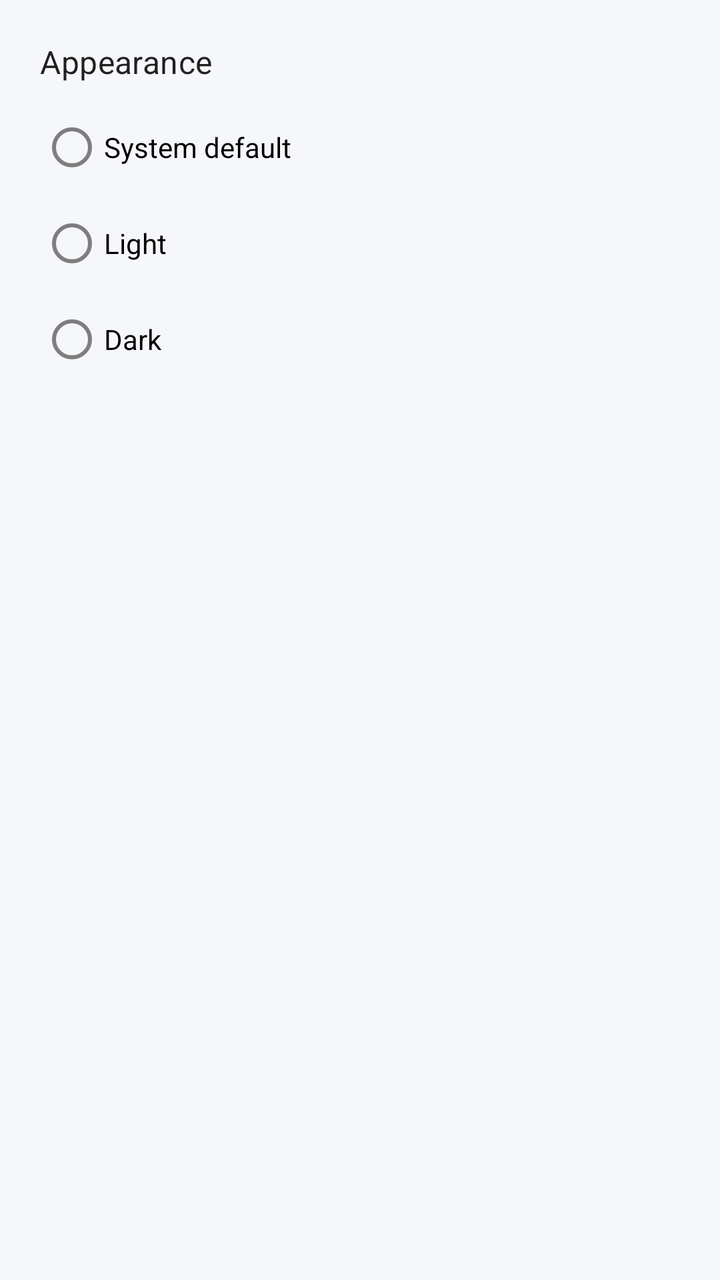
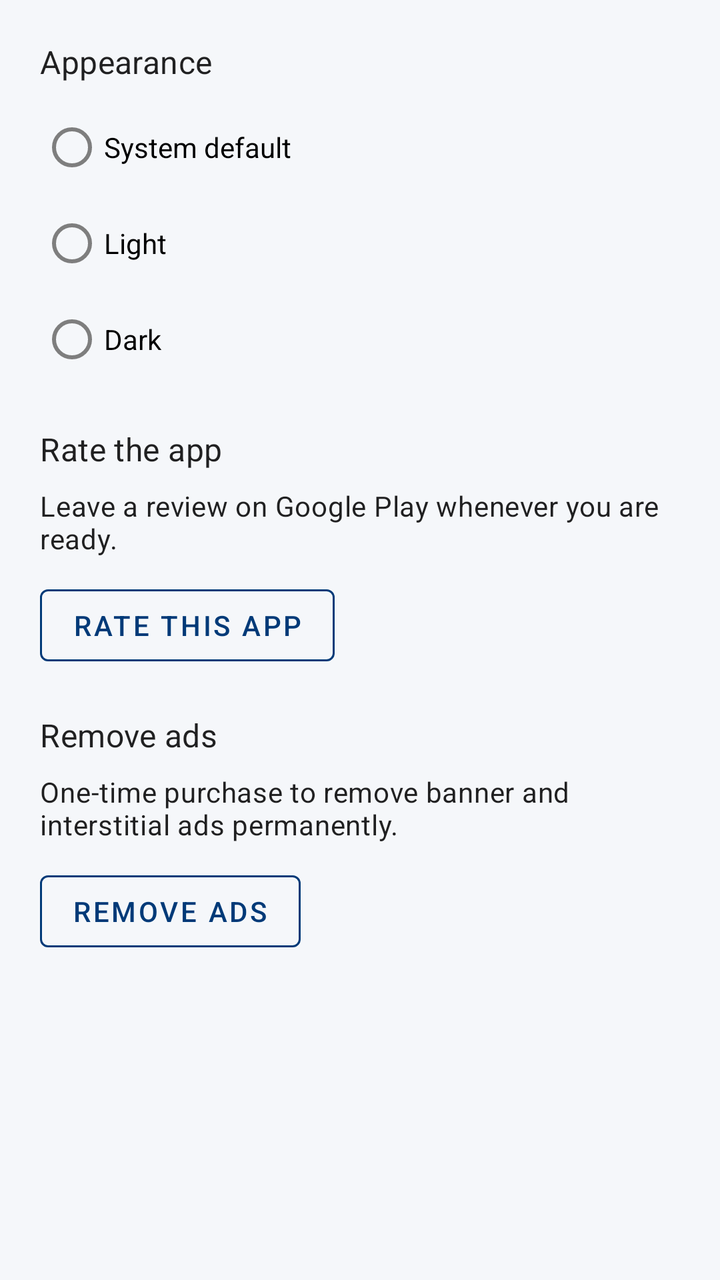

An Android layout rendered at two revisions. The XML below is the earlier revision; the diff shows what the commit changed to produce the second picture.
<!-- AndroidManifest.xml: application theme Theme.MOTHistory -->
<!-- res/layout/fragment_settings.xml -->
<?xml version="1.0" encoding="utf-8"?>
<LinearLayout xmlns:android="http://schemas.android.com/apk/res/android"
    android:layout_width="match_parent"
    android:layout_height="match_parent"
    android:orientation="vertical"
    android:padding="20dp">

    <TextView
        android:id="@+id/tv_theme_section_title"
        android:layout_width="match_parent"
        android:layout_height="wrap_content"
        android:text="@string/settings_theme_section_title"
        android:textAppearance="@style/TextAppearance.MaterialComponents.Subtitle1" />

    <RadioGroup
        android:id="@+id/rg_theme_mode"
        android:layout_width="match_parent"
        android:layout_height="wrap_content"
        android:layout_marginTop="8dp">

        <RadioButton
            android:id="@+id/rb_theme_system"
            android:layout_width="match_parent"
            android:layout_height="wrap_content"
            android:text="@string/theme_option_system" />

        <RadioButton
            android:id="@+id/rb_theme_light"
            android:layout_width="match_parent"
            android:layout_height="wrap_content"
            android:text="@string/theme_option_light" />

        <RadioButton
            android:id="@+id/rb_theme_dark"
            android:layout_width="match_parent"
            android:layout_height="wrap_content"
            android:text="@string/theme_option_dark" />
    </RadioGroup>

    <TextView
        android:id="@+id/tv_privacy_section_title"
        android:layout_width="match_parent"
        android:layout_height="wrap_content"
        android:layout_marginTop="20dp"
        android:text="@string/settings_privacy_section_title"
        android:textAppearance="@style/TextAppearance.MaterialComponents.Subtitle1"
        android:visibility="gone" />

    <TextView
        android:id="@+id/tv_privacy_summary"
        android:layout_width="match_parent"
        android:layout_height="wrap_content"
        android:layout_marginTop="8dp"
        android:text="@string/settings_privacy_summary"
        android:textAppearance="@style/TextAppearance.MaterialComponents.Body2"
        android:visibility="gone" />

    <com.google.android.material.button.MaterialButton
        android:id="@+id/btn_privacy_options"
        style="@style/Widget.MaterialComponents.Button.OutlinedButton"
        android:layout_width="wrap_content"
        android:layout_height="wrap_content"
        android:layout_marginTop="10dp"
        android:text="@string/settings_privacy_button"
        android:visibility="gone" />

</LinearLayout>
<!-- resources referenced by this layout -->
<resources>
  <string name="settings_privacy_button">Privacy options</string>
  <string name="settings_privacy_section_title">Privacy</string>
  <string name="settings_privacy_summary">Review or update your ad privacy choices.</string>
  <string name="settings_theme_section_title">Appearance</string>
  <string name="theme_option_dark">Dark</string>
  <string name="theme_option_light">Light</string>
  <string name="theme_option_system">System default</string>
  <style name="Theme.MOTHistory" parent="Theme.MaterialComponents.DayNight.NoActionBar">
          
          <item name="colorPrimary">@color/mot_blue</item>
          <item name="colorPrimaryVariant">@color/mot_blue</item>
          <item name="colorOnPrimary">@color/white</item>
          
          <item name="colorSecondary">@color/mot_blue_light</item>
          <item name="colorSecondaryVariant">@color/mot_blue_dark</item>
          <item name="colorOnSecondary">@color/white</item>
          <item name="android:colorBackground">@color/screen_background</item>
          <item name="android:windowBackground">@color/screen_background</item>
          <item name="colorSurface">@color/card_surface</item>
          <item name="colorOnSurface">@color/text_primary</item>
          
          <item name="android:statusBarColor">@color/mot_blue</item>
          
      </style>
  <color name="mot_blue">#003A78</color>
  <color name="white">#FFFFFFFF</color>
  <color name="mot_blue_light">#1F5A9B</color>
  <color name="mot_blue_dark">#002A57</color>
  <color name="screen_background">#F5F7FA</color>
  <color name="card_surface">#FFFFFFFF</color>
  <color name="text_primary">#111111</color>
</resources>

<!-- the commit's change to res/layout/fragment_settings.xml (unified diff, before → after) -->
@@ -1,5 +1,6 @@
 <?xml version="1.0" encoding="utf-8"?>
 <LinearLayout xmlns:android="http://schemas.android.com/apk/res/android"
+    xmlns:app="http://schemas.android.com/apk/res-auto"
     android:layout_width="match_parent"
     android:layout_height="match_parent"
     android:orientation="vertical"
@@ -62,6 +63,60 @@
         android:layout_height="wrap_content"
         android:layout_marginTop="10dp"
         android:text="@string/settings_privacy_button"
+        android:textColor="@color/action_emphasis"
+        app:strokeColor="@color/action_emphasis"
         android:visibility="gone" />
 
+    <TextView
+        android:id="@+id/tv_rate_section_title"
+        android:layout_width="match_parent"
+        android:layout_height="wrap_content"
+        android:layout_marginTop="20dp"
+        android:text="@string/settings_rate_section_title"
+        android:textAppearance="@style/TextAppearance.MaterialComponents.Subtitle1" />
+
+    <TextView
+        android:id="@+id/tv_rate_summary"
+        android:layout_width="match_parent"
+        android:layout_height="wrap_content"
+        android:layout_marginTop="8dp"
+        android:text="@string/settings_rate_summary"
+        android:textAppearance="@style/TextAppearance.MaterialComponents.Body2" />
+
+    <com.google.android.material.button.MaterialButton
+        android:id="@+id/btn_rate_app"
+        style="@style/Widget.MaterialComponents.Button.OutlinedButton"
+        android:layout_width="wrap_content"
+        android:layout_height="wrap_content"
+        android:layout_marginTop="10dp"
+        android:text="@string/settings_rate_button"
+        android:textColor="@color/action_emphasis"
+        app:strokeColor="@color/action_emphasis" />
+
+    <TextView
+        android:id="@+id/tv_remove_ads_section_title"
+        android:layout_width="match_parent"
+        android:layout_height="wrap_content"
+        android:layout_marginTop="20dp"
+        android:text="@string/settings_remove_ads_section_title"
+        android:textAppearance="@style/TextAppearance.MaterialComponents.Subtitle1" />
+
+    <TextView
+        android:id="@+id/tv_remove_ads_summary"
+        android:layout_width="match_parent"
+        android:layout_height="wrap_content"
+        android:layout_marginTop="8dp"
+        android:text="@string/settings_remove_ads_summary"
+        android:textAppearance="@style/TextAppearance.MaterialComponents.Body2" />
+
+    <com.google.android.material.button.MaterialButton
+        android:id="@+id/btn_remove_ads"
+        style="@style/Widget.MaterialComponents.Button.OutlinedButton"
+        android:layout_width="wrap_content"
+        android:layout_height="wrap_content"
+        android:layout_marginTop="10dp"
+        android:text="@string/settings_remove_ads_button"
+        android:textColor="@color/action_emphasis"
+        app:strokeColor="@color/action_emphasis" />
+
 </LinearLayout>
<!-- resource entries referenced after the edit -->
@@ -1,8 +1,15 @@
 <!-- resources referenced by this layout -->
 <resources>
+  <color name="action_emphasis">#003A78</color>
   <string name="settings_privacy_button">Privacy options</string>
   <string name="settings_privacy_section_title">Privacy</string>
   <string name="settings_privacy_summary">Review or update your ad privacy choices.</string>
+  <string name="settings_rate_button">Rate this app</string>
+  <string name="settings_rate_section_title">Rate the app</string>
+  <string name="settings_rate_summary">Leave a review on Google Play whenever you are ready.</string>
+  <string name="settings_remove_ads_button">Remove ads</string>
+  <string name="settings_remove_ads_section_title">Remove ads</string>
+  <string name="settings_remove_ads_summary">One-time purchase to remove banner and interstitial ads permanently.</string>
   <string name="settings_theme_section_title">Appearance</string>
   <string name="theme_option_dark">Dark</string>
   <string name="theme_option_light">Light</string>
